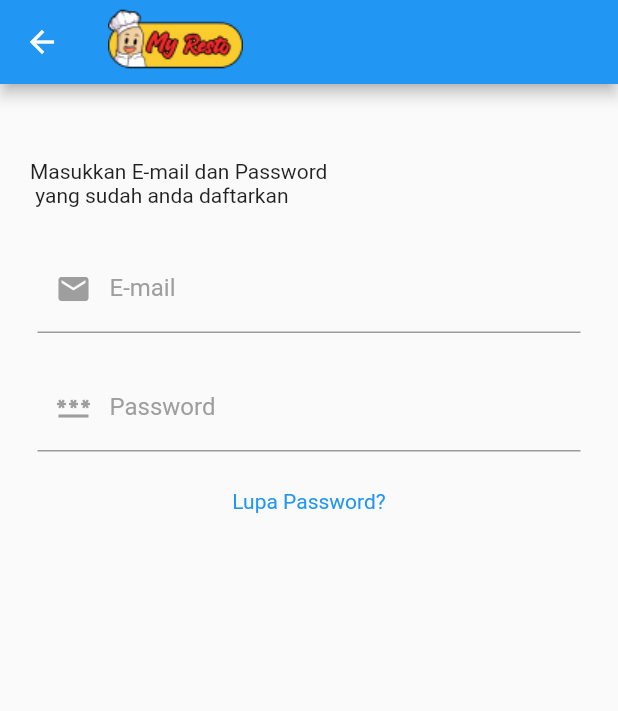
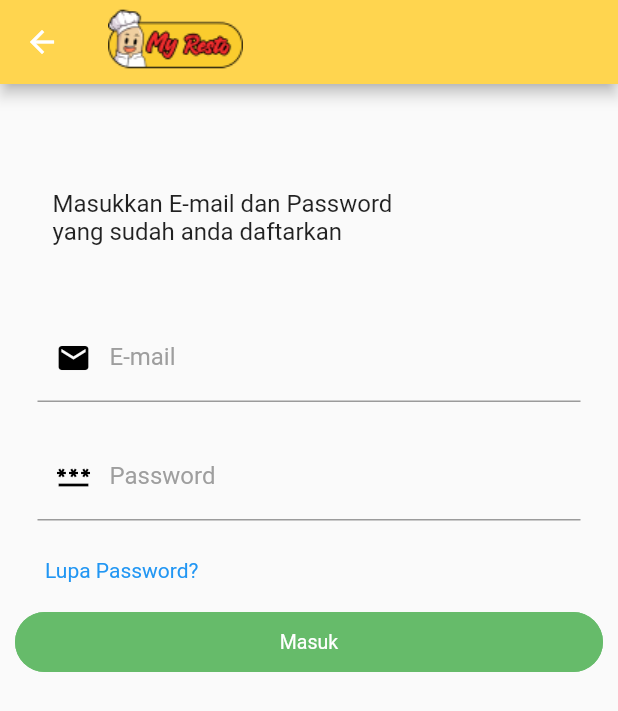
Before and after one commit to falfikri/MyResto, a Flutter app: the LoginScreen screen opened directly, on a phone screen of 412 x 824 dp. Shown: the top 711 px of the screen. Run offline on Flutter 3.47's test engine with Material 2 defaults, Android fonts, the phone set to English and light mode, and no system bars; drawn by our look-alikes of getwidget; our stand-ins replace awesome_dialog; missing offline and left inert: onboarding; Roboto replaces fonts that are missing (verdana_regular).

Commit message:
login *beta v2

```diff
--- a/lib/ui/login_screen.dart
+++ b/lib/ui/login_screen.dart
@@ -53,6 +53,7 @@ class loginstate extends State<LoginScreen>{
 
       appBar: AppBar(
         title: Image.asset("assets/images/myrestoo3.png"),
+        backgroundColor: Colors.amber.shade300,
       ),
 
       body: Container(
@@ -61,8 +62,13 @@ class loginstate extends State<LoginScreen>{
           shrinkWrap: true,
           children: [
             Container(
-              padding: EdgeInsets.fromLTRB(10, 10, 10, 10),
-              child: Text("Masukkan E-mail dan Password \n yang sudah anda daftarkan"),
+              padding: EdgeInsets.fromLTRB(25, 30, 10, 30),
+              child: Text(
+                "Masukkan E-mail dan Password\nyang sudah anda daftarkan",
+                style: TextStyle(
+                  fontSize: 16,
+                ),
+              ),
             ),
 
             /* Container textediting E-mail */
@@ -70,6 +76,7 @@ class loginstate extends State<LoginScreen>{
             Container(
               margin: EdgeInsets.fromLTRB(15,15,15,5),
               child: TextFormField(
+                cursorColor: Colors.green,
                 controller: controllerTxtEmail,
                 style: TextStyle(
                   fontSize: 16,
@@ -79,11 +86,11 @@ class loginstate extends State<LoginScreen>{
                 decoration: InputDecoration(
                   prefixIcon: Icon(
                     Icons.email,
-                    color: Colors.grey,
+                    color: Colors.black,
                   ),
                   focusedBorder: OutlineInputBorder(
                     borderSide:
-                      const BorderSide(color: Colors.orange, width: 0.5),
+                      const BorderSide(color: Colors.green, width: 0.5),
                     borderRadius: BorderRadius.circular(10.0),
                   ),
                   fillColor: Colors.grey,
@@ -109,6 +116,8 @@ class loginstate extends State<LoginScreen>{
               margin: EdgeInsets.fromLTRB(15,15,15,5),
               child: TextFormField(
                 controller: controllerTxtPassword,
+                obscureText: true,
+                cursorColor: Colors.green,
                 style: TextStyle(
                   fontSize: 16,
                   color: Colors.black,
@@ -117,11 +126,11 @@ class loginstate extends State<LoginScreen>{
                 decoration: InputDecoration(
                   prefixIcon: Icon(
                     Icons.password,
-                    color: Colors.grey,
+                    color: Colors.black,
                   ),
                   focusedBorder: OutlineInputBorder(
                     borderSide:
-                      const BorderSide(color: Colors.orange, width: 0.5),
+                      const BorderSide(color: Colors.green, width: 0.5),
                     borderRadius: BorderRadius.circular(10.0),
                   ),
                   fillColor: Colors.grey,
@@ -146,7 +155,8 @@ class loginstate extends State<LoginScreen>{
             Container(
               padding: EdgeInsets.all(10.0),
             ),
-            Center(
+            Container(
+              padding: EdgeInsets.fromLTRB(20, 0, 10, 0),
               child: InkWell(
                 child: Text("Lupa Password?",
                   style: TextStyle(
@@ -160,6 +170,20 @@ class loginstate extends State<LoginScreen>{
             ),
             Container(
               padding: EdgeInsets.all(10.0)
+            ),
+
+            /* Login Button */
+
+            GFButton(
+              onPressed: () async{
+                String? email= controllerTxtEmail!.text.toString();
+                String? pass = controllerTxtPassword!.text.toString();
+                masuk(email, pass);
+              },
+              text: "Masuk",
+              shape: GFButtonShape.pills,
+              fullWidthButton: true,
+              color: Colors.green.shade400,
             ),
           ],
         ),
```
